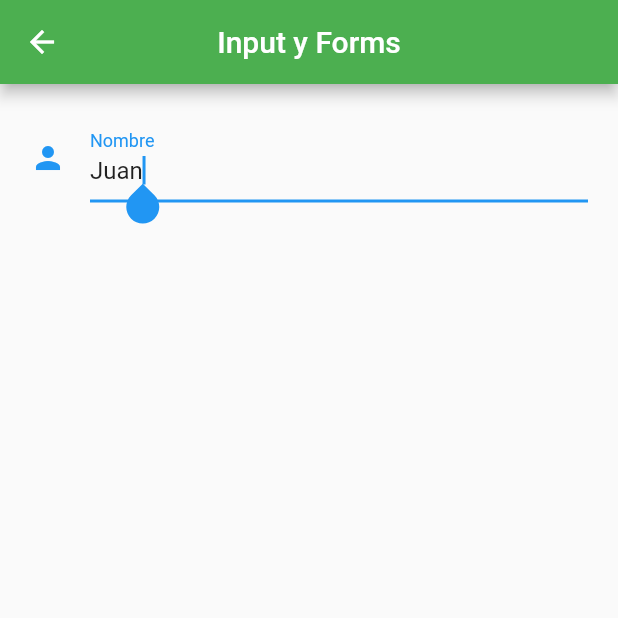
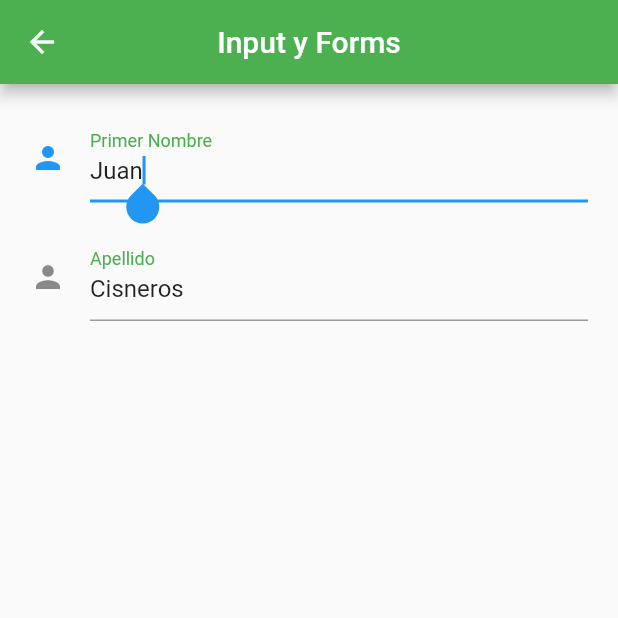
Before and after one commit to juanfranciscocis/FLUTTER-COMPONENTS, a Flutter app: the InputScreen screen opened by its route, on a phone screen of 412 x 824 dp, the top half of it. Run offline on Flutter 3.47's test engine with Material 2 defaults, Android fonts, the light colour scheme and no system bars.

Commit message:
TEXTFIELD MAKING CUSTOM WIDGET

```diff
--- a/lib/screens/inputs_screen.dart
+++ b/lib/screens/inputs_screen.dart
@@ -1,4 +1,6 @@
 import 'package:flutter/material.dart';
+
+import '../widgets/custom_input_field.dart';
 
 class InputScreen extends StatelessWidget{
   const InputScreen({Key? key}) : super(key: key);
@@ -14,29 +16,24 @@ class InputScreen extends StatelessWidget{
         child: Padding(
           padding: const EdgeInsets.all(20),
           child: Column(
-            children: [
+            children: const [
 
-              TextFormField( //MAS INTERACCIONES DE FORMULARIO
-                autofocus: true, //cuando se inicia el formulario se pone el foco en el campo
-                initialValue: 'Juan', //valor inicial del campo
-                textCapitalization: TextCapitalization.words, //capitalizacion de texto
-                onChanged: (value){ //cuando cambia el valor del campo
-                  print(value); //imprime el valor del campo
-                },
-                validator: (value){ //validacion del campo
-                  if(value == null){
-                    return 'Campo obligatorio';
-                  }
-                  return value.length < 8 ? 'Minimo 8 caracteres' : null; //si el valor es menor a 8 caracteres devuelve un mensaje de error
-                },
-                autovalidateMode: AutovalidateMode.onUserInteraction, //validacion automatica al interactuar con el campo
-                decoration: InputDecoration(
-                  labelText: 'Nombre',
-                  hintText: 'Ingrese su nombre',
-                  icon: Icon(Icons.person),
-                ),
+              CustomInputField(
+                labelText: 'Primer Nombre',
+                hintText: 'Ingresa tu nombre',
+                icon: Icons.person,
+                helperText: 'Minimo 3 caracteres',
+                initialValue: 'Juan',
+              ),
+              SizedBox(height: 20),
+              CustomInputField(
+                labelText: 'Apellido',
+                hintText: 'Ingresa tu apellido',
+                icon: Icons.person,
+                helperText: 'Minimo 3 caracteres',
+                initialValue: 'Cisneros',
+              ),
 
-              )
 
             ],
           ),
--- a/lib/theme/app_theme.dart
+++ b/lib/theme/app_theme.dart
@@ -32,6 +32,18 @@ class AppTheme{
           shape: const StadiumBorder()
       ),
     ),
+
+    inputDecorationTheme:  InputDecorationTheme(
+      floatingLabelStyle: TextStyle(
+        color: primary,
+      ),
+
+
+
+
+    )
+
+
   );
 
 static final ThemeData darkTheme = ThemeData.dark().copyWith(
--- /dev/null
+++ b/lib/widgets/custom_input_field.dart
@@ -0,0 +1,42 @@
+
+import 'package:flutter/cupertino.dart';
+import 'package:flutter/material.dart';
+
+class CustomInputField extends StatelessWidget {
+
+  final String hintText;
+  final String helperText;
+  final String labelText;
+  final IconData icon;
+  final String initialValue;
+
+
+
+  const CustomInputField({
+    Key? key, required this.hintText, required this.helperText, required this.labelText, required this.icon, required this.initialValue,
+  }) : super(key: key);
+
+  @override
+  Widget build(BuildContext context) {
+    return TextFormField( //MAS INTERACCIONES DE FORMULARIO
+      autofocus: true, //cuando se inicia el formulario se pone el foco en el campo
+      initialValue: initialValue, //valor inicial del campo
+      textCapitalization: TextCapitalization.words, //capitalizacion de texto
+      onChanged: (value){ //cuando cambia el valor del campo
+        print(value); //imprime el valor del campo
+      },
+      validator: (value){ //validacion del campo
+        if(value == null){
+          return 'Campo obligatorio';
+        }
+        return value.length < 8 ? 'Minimo 8 caracteres' : null; //si el valor es menor a 8 caracteres devuelve un mensaje de error
+      },
+      autovalidateMode: AutovalidateMode.onUserInteraction, //validacion automatica al interactuar con el campo
+      decoration: InputDecoration(
+        labelText: labelText, //texto del label
+        hintText: hintText, //texto del hint
+        icon: Icon(icon), //icono del campo
+      ),
+    );
+  }
+}
--- a/lib/widgets/widgets.dart
+++ b/lib/widgets/widgets.dart
@@ -1,3 +1,5 @@
 
 
 export 'package:fl_components_new/widgets/custom_card_type_1.dart';
+export 'package:fl_components_new/widgets/custom_card_type_2.dart';
+export 'package:fl_components_new/widgets/custom_input_field.dart';
```
